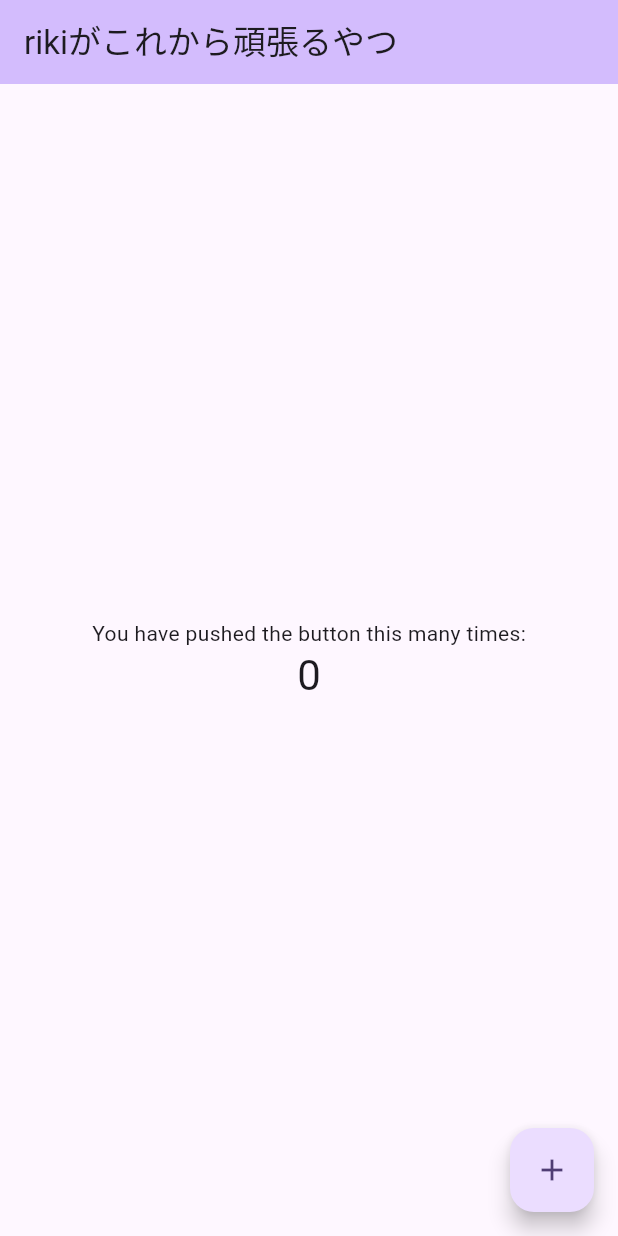
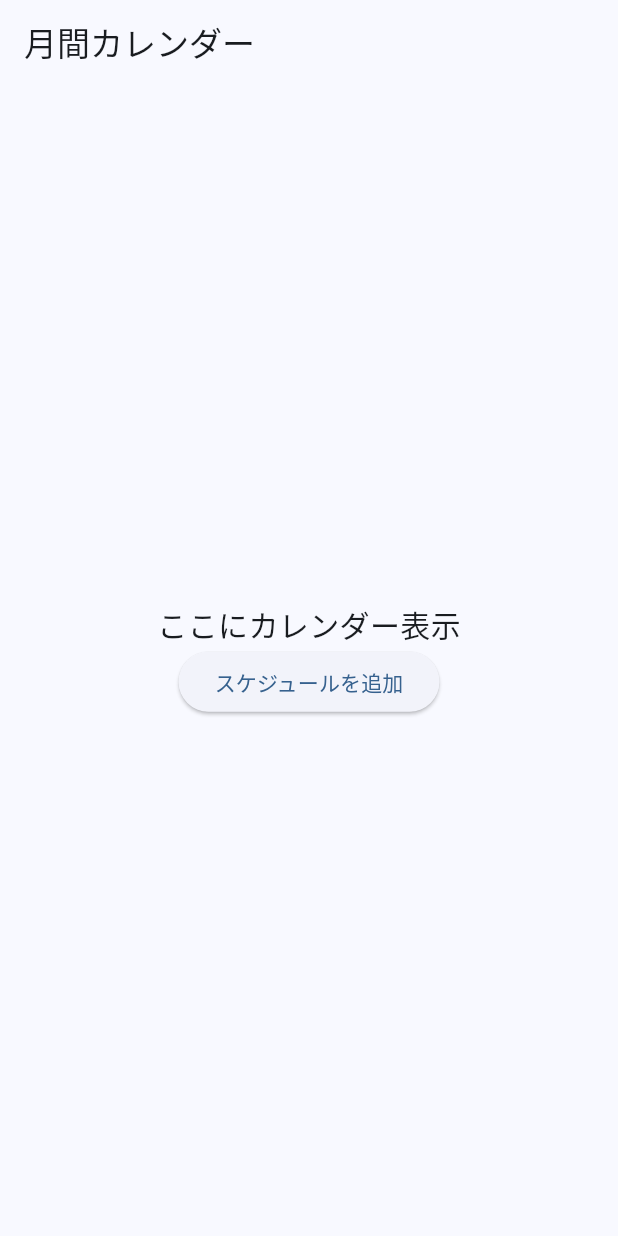
Before and after one commit to RikiSaki530/shiftlist_app, a Flutter app: the screen it shows after launch, on a phone screen of 412 x 824 dp. Run offline on Flutter 3.47's test engine with Material 3 defaults, Android fonts, the phone set to English and light mode, and no system bars.

Commit message:
2nd commit

```diff
--- a/lib/main.dart
+++ b/lib/main.dart
@@ -1,4 +1,7 @@
 import 'package:flutter/material.dart';
+import 'views/calender_screen.dart';
+//import 'screens/settings_screen.dart';
+//import 'screens/profile_screen.dart';
 
 void main() {
   runApp(const MyApp());
@@ -7,116 +10,19 @@ void main() {
 class MyApp extends StatelessWidget {
   const MyApp({super.key});
 
-  // This widget is the root of your application.
   @override
   Widget build(BuildContext context) {
     return MaterialApp(
-      title: 'Rikiだよ〜',
+      title: 'Shift App',
       theme: ThemeData(
-        // This is the theme of your application.
-        //
-        // TRY THIS: Try running your application with "flutter run". You'll see
-        // the application has a purple toolbar. Then, without quitting the app,
-        // try changing the seedColor in the colorScheme below to Colors.green
-        // and then invoke "hot reload" (save your changes or press the "hot
-        // reload" button in a Flutter-supported IDE, or press "r" if you used
-        // the command line to start the app).
-        //
-        // Notice that the counter didn't reset back to zero; the application
-        // state is not lost during the reload. To reset the state, use hot
-        // restart instead.
-        //
-        // This works for code too, not just values: Most code changes can be
-        // tested with just a hot reload.
-        colorScheme: ColorScheme.fromSeed(seedColor: Colors.deepPurple),
+        colorScheme: ColorScheme.fromSeed(seedColor: Colors.blue),
       ),
-      home: const MyHomePage(title: 'rikiがこれから頑張るやつ'),
+      home: const CalendarScreen(), // デフォルト画面
+      routes: {
+        '/calendar': (context) => const CalendarScreen(),
+        //'/settings': (context) => const SettingsScreen(),
+        //'/profile': (context) => const ProfileScreen(),
+      },
     );
   }
 }
-
-class MyHomePage extends StatefulWidget {
-  const MyHomePage({super.key, required this.title});
-
-  // This widget is the home page of your application. It is stateful, meaning
-  // that it has a State object (defined below) that contains fields that affect
-  // how it looks.
-
-  // This class is the configuration for the state. It holds the values (in this
-  // case the title) provided by the parent (in this case the App widget) and
-  // used by the build method of the State. Fields in a Widget subclass are
-  // always marked "final".
-
-  final String title;
-
-  @override
-  State<MyHomePage> createState() => _MyHomePageState();
-}
-
-class _MyHomePageState extends State<MyHomePage> {
-  int _counter = 0;
-
-  void _incrementCounter() {
-    setState(() {
-      // This call to setState tells the Flutter framework that something has
-      // changed in this State, which causes it to rerun the build method below
-      // so that the display can reflect the updated values. If we changed
-      // _counter without calling setState(), then the build method would not be
-      // called again, and so nothing would appear to happen.
-      _counter++;
-    });
-  }
-
-  @override
-  Widget build(BuildContext context) {
-    // This method is rerun every time setState is called, for instance as done
-    // by the _incrementCounter method above.
-    //
-    // The Flutter framework has been optimized to make rerunning build methods
-    // fast, so that you can just rebuild anything that needs updating rather
-    // than having to individually change instances of widgets.
-    return Scaffold(
-      appBar: AppBar(
-        // TRY THIS: Try changing the color here to a specific color (to
-        // Colors.amber, perhaps?) and trigger a hot reload to see the AppBar
-        // change color while the other colors stay the same.
-        backgroundColor: Theme.of(context).colorScheme.inversePrimary,
-        // Here we take the value from the MyHomePage object that was created by
-        // the App.build method, and use it to set our appbar title.
-        title: Text(widget.title),
-      ),
-      body: Center(
-        // Center is a layout widget. It takes a single child and positions it
-        // in the middle of the parent.
-        child: Column(
-          // Column is also a layout widget. It takes a list of children and
-          // arranges them vertically. By default, it sizes itself to fit its
-          // children horizontally, and tries to be as tall as its parent.
-          //
-          // Column has various properties to control how it sizes itself and
-          // how it positions its children. Here we use mainAxisAlignment to
-          // center the children vertically; the main axis here is the vertical
-          // axis because Columns are vertical (the cross axis would be
-          // horizontal).
-          //
-          // TRY THIS: Invoke "debug painting" (choose the "Toggle Debug Paint"
-          // action in the IDE, or press "p" in the console), to see the
-          // wireframe for each widget.
-          mainAxisAlignment: MainAxisAlignment.center,
-          children: <Widget>[
-            const Text('You have pushed the button this many times:'),
-            Text(
-              '$_counter',
-              style: Theme.of(context).textTheme.headlineMedium,
-            ),
-          ],
-        ),
-      ),
-      floatingActionButton: FloatingActionButton(
-        onPressed: _incrementCounter,
-        tooltip: 'Increment',
-        child: const Icon(Icons.add),
-      ), // This trailing comma makes auto-formatting nicer for build methods.
-    );
-  }
-}
--- /dev/null
+++ b/lib/views/calender_screen.dart
@@ -0,0 +1,31 @@
+import 'package:flutter/material.dart';
+
+class CalendarScreen extends StatelessWidget {
+  const CalendarScreen({super.key});
+
+  @override
+  Widget build(BuildContext context) {
+    return Scaffold(
+      appBar: AppBar(
+        title: const Text('月間カレンダー'),
+      ),
+      body: Center(
+        child: Column(
+          mainAxisAlignment: MainAxisAlignment.center,
+          children: [
+            const Text(
+              'ここにカレンダー表示',
+              style: TextStyle(fontSize: 20),
+            ),
+            ElevatedButton(
+              onPressed: () {
+                // TODO: カレンダーの追加処理
+              },
+              child: const Text('スケジュールを追加'),
+            ),
+          ],
+        ),
+      ),
+    );
+  }
+}
```
Also changed, not shown: lib/models/schedule_entry.dart (added, +36 -0 lines), lib/models/app_user.dart (added), lib/models/slot_type.dart (added), lib/views/date_detail_screen.dart (added), lib/views/entry_from_screen.dart (added), lib/views/login_screen.dart (added), lib/views/pdf_output_screen.dart (added), lib/views/pdf_preview_screen.dart (added), lib/views/settings_screen.dart (added), lib/views/slot_settings_screen.dart (added), lib/views/user_management_screen.dart (added), 1 other file.
